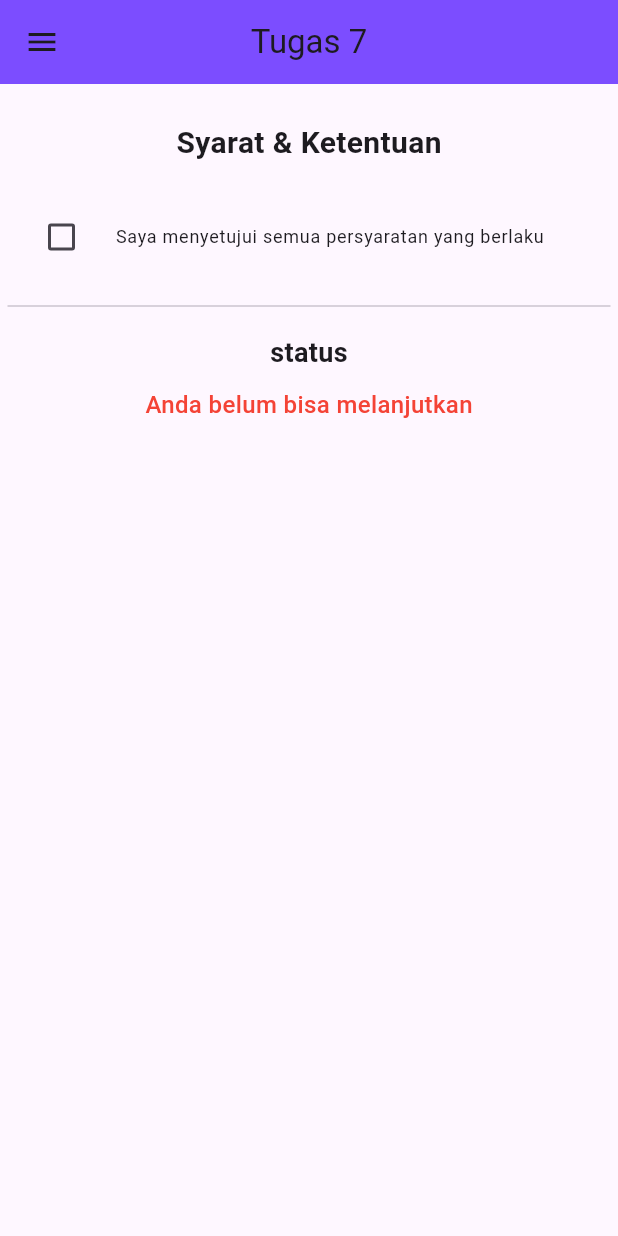
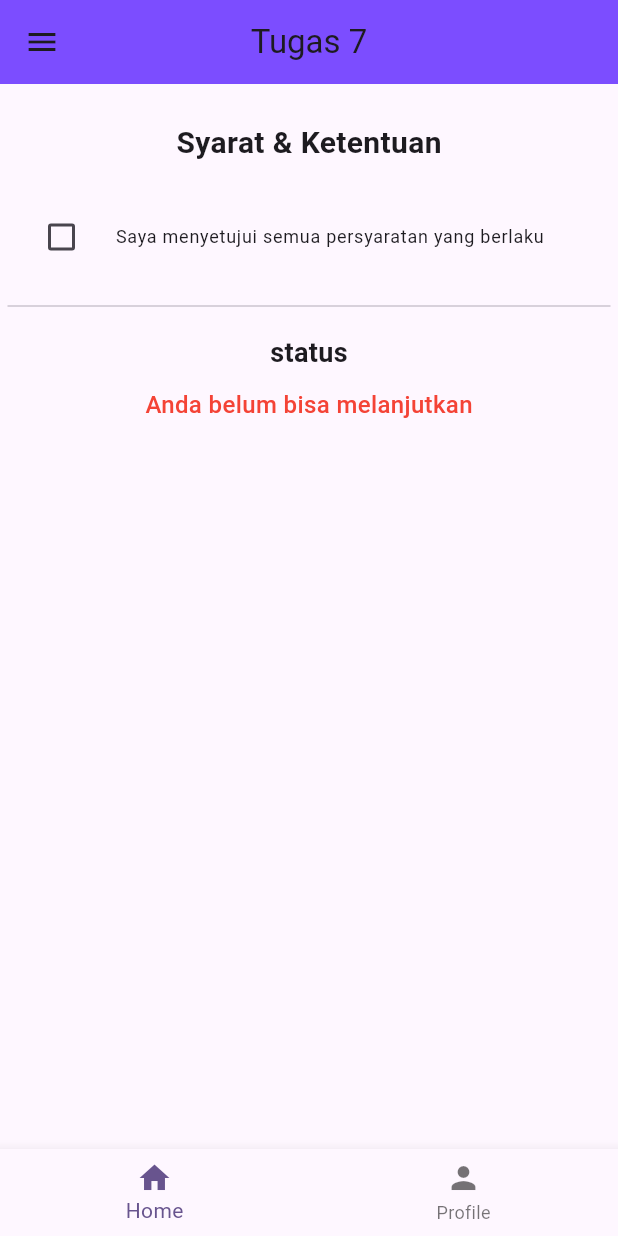
Before and after one commit to radithyarefian/flutter_ppkd, a Flutter app: the screen it shows after launch, in the side drawer, after a tap on "Persyaratan", on a phone screen of 412 x 824 dp. Run offline on Flutter 3.47's test engine with Material 3 defaults, Android fonts, the phone set to English and light mode, and no system bars.

Commit message:
new "Tugas 8"

```diff
--- a/lib/tugas/tugas7/tugas_7.dart
+++ b/lib/tugas/tugas7/tugas_7.dart
@@ -4,6 +4,7 @@ import 'package:flutter_ppkd/tugas/tugas7/halaman_mode.dart';
 import 'package:flutter_ppkd/tugas/tugas7/halaman_persyaratan.dart';
 import 'package:flutter_ppkd/tugas/tugas7/halaman_tanggal_lahir.dart';
 import 'package:flutter_ppkd/tugas/tugas7/halaman_waktu_pengingat.dart';
+import 'package:flutter_ppkd/tugas/tugas7/profile.dart';
 
 class Tugas7 extends StatefulWidget {
   const Tugas7({super.key});
@@ -13,92 +14,104 @@ class Tugas7 extends StatefulWidget {
 }
 
 class _Tugas7State extends State<Tugas7> {
-  int _selectedIndex= 0;
+  int _bottomIndex = 0; // Home / Profile
+  int _drawerIndex = 0; // menu di Drawer
 
-  final List <Widget> _widgetOptions = <Widget> [
-    const HalamanPersyaratan(),
-    const HalamanMode(),
-    const HalamanKategori(),
-    const HalamanTanggalLahir(),
-    const HalamanWaktuPengingat(),
-
+  final List<Widget> _homePages = const [
+    HalamanPersyaratan(),
+    HalamanMode(),
+    HalamanKategori(),
+    HalamanTanggalLahir(),
+    HalamanWaktuPengingat(),
   ];
 
-  void _onitemtapped(int index) {
+  void _onDrawerTapped(int index) {
     setState(() {
-      _selectedIndex = index;
+      _drawerIndex = index;
     });
     Navigator.pop(context);
   }
+
   @override
   Widget build(BuildContext context) {
     return Scaffold(
       appBar: AppBar(
-            title: Text("Tugas 7"),
+        title: const Text("Tugas 7"),
         backgroundColor: Colors.deepPurpleAccent,
         centerTitle: true,
       ),
-        drawer: Drawer(
+
+      // ===== DRAWER HANYA MUNCUL SAAT HOME =====
+      drawer: _bottomIndex == 0
+          ? Drawer(
               child: ListView(
                 padding: EdgeInsets.zero,
-            children: <Widget> [
+                children: [
                   const DrawerHeader(
-                decoration: BoxDecoration(
-                  color: Colors.pinkAccent,
-                ),
+                    decoration: BoxDecoration(color: Colors.pinkAccent),
                     child: Text(
                       'Navigation Menu',
-                  style: TextStyle(
-                    color: Colors.white,
-                    fontSize: 24
-                  ),
+                      style: TextStyle(color: Colors.white, fontSize: 24),
                     ),
                   ),
                   ListTile(
-                leading:  const Icon(Icons.add_task),
+                    leading: const Icon(Icons.add_task),
                     title: const Text('Persyaratan'),
-                selected: _selectedIndex == 0,
-                onTap: () {
-                  _onitemtapped(0);
-                },
+                    selected: _drawerIndex == 0,
+                    onTap: () => _onDrawerTapped(0),
                   ),
                   ListTile(
-                leading:  const Icon(Icons.mode_night),
+                    leading: const Icon(Icons.mode_night),
                     title: const Text('Mode'),
-                selected: _selectedIndex == 0,
-                onTap: () {
-                  _onitemtapped(1);
-                },
+                    selected: _drawerIndex == 1,
+                    onTap: () => _onDrawerTapped(1),
                   ),
                   ListTile(
-                leading:  const Icon(Icons.category),
+                    leading: const Icon(Icons.category),
                     title: const Text('Kategori'),
-                selected: _selectedIndex == 0,
-                onTap: () {
-                  _onitemtapped(2);
-                },
+                    selected: _drawerIndex == 2,
+                    onTap: () => _onDrawerTapped(2),
                   ),
                   ListTile(
-                leading:  const Icon(Icons.date_range),
+                    leading: const Icon(Icons.date_range),
                     title: const Text('Tanggal Lahir'),
-                selected: _selectedIndex == 0,
-                onTap: () {
-                  _onitemtapped(3);
-                },
+                    selected: _drawerIndex == 3,
+                    onTap: () => _onDrawerTapped(3),
                   ),
                   ListTile(
-                leading:  const Icon(Icons.timelapse),
+                    leading: const Icon(Icons.timelapse),
                     title: const Text('Waktu Pengingat'),
-                selected: _selectedIndex == 0,
-                onTap: () {
-                  _onitemtapped(4);
+                    selected: _drawerIndex == 4,
+                    onTap: () => _onDrawerTapped(4),
+                  ),
+                ],
+              ),
+            )
+          : null,
+
+      // ===== BODY =====
+      body: _bottomIndex == 0
+          ? _homePages[_drawerIndex] // HOME → FORM + DRAWER
+          : const HalamanProfile(), // PROFILE → HALAMAN SENDIRI
+
+      // ===== BOTTOM NAVIGATION BAR =====
+      bottomNavigationBar: BottomNavigationBar(
+        currentIndex: _bottomIndex,
+        onTap: (index) {
+          setState(() {
+            _bottomIndex = index;
+          });
         },
-              )
-            ]
+        items: const [
+          BottomNavigationBarItem(
+            icon: Icon(Icons.home),
+            label: 'Home',
           ),
+          BottomNavigationBarItem(
+            icon: Icon(Icons.person),
+            label: 'Profile',
           ),
-        body: Center(
-          child: _widgetOptions.elementAt(_selectedIndex),
+        ],
       ),
     );
   }
```
Also changed, not shown: lib/tugas/tugas7/profile.dart (added, +21 -0 lines). Lines whose indentation alone changed are shown as unchanged.
